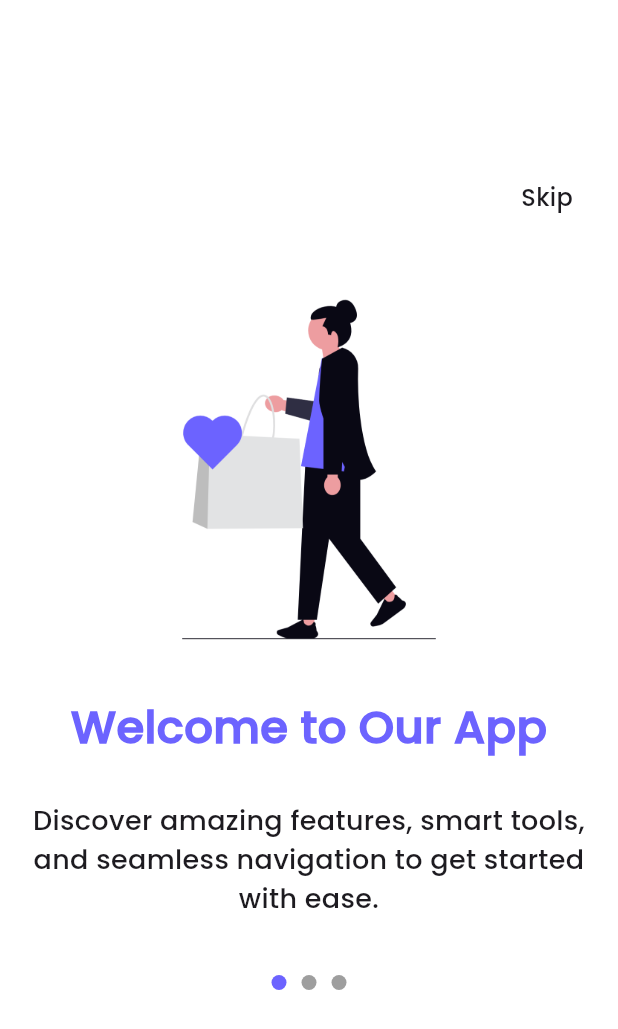
After one commit to Aftab-Developer/Flutter-Eproject, a Flutter app: the screen it shows after launch, after a tap on "Login", on a phone screen of 412 x 824 dp. The commit adds this screen. Shown: the top 1029 px of the screen. Run offline on Flutter 3.47's test engine with Material 3 defaults, Android fonts, the light colour scheme and no system bars; our stand-ins replace device_preview; network calls fail; key blocks and very long unbroken strings in the code were emptied for the run.

Commit message:
Onboarding and forgot_password screen done

```diff
--- /dev/null
+++ b/app/lib/screens/GuideScreen.dart
@@ -0,0 +1,130 @@
+    import 'package:flutter/material.dart';
+
+    class GuideScreen extends StatefulWidget {
+      const GuideScreen({super.key});
+
+      @override
+      _GuideScreenState createState() => _GuideScreenState();
+    }
+
+    class _GuideScreenState extends State<GuideScreen> {
+      final PageController _pageController = PageController();
+     final _listOfData = [
+  {
+    'image': 'assets/images/onBoarding1.png',
+    'title': 'Welcome to Our App',
+    'description': 'Discover amazing features, smart tools, and seamless navigation to get started with ease.',
+  },
+  {
+    'image': 'assets/images/onBoarding2.png',
+    'title': 'Stay Connected',
+    'description': 'Connect with friends and family effortlessly, share moments, and stay in touch anytime, anywhere.',
+  },
+  {
+    'image': 'assets/images/onBoarding3.png',
+    'title': 'Explore More',
+    'description': 'Find new interests, hobbies, and communities that match your passion and keep you inspired daily.',
+  },
+];
+
+      @override
+      void dispose() {
+        _pageController.dispose();
+        super.dispose();
+      }
+
+      @override
+      Widget build(BuildContext context) {
+        return Scaffold(
+          backgroundColor: Colors.white,
+          body: Column(
+            children: [
+              const SizedBox(height: 120),
+              Align(
+                alignment: Alignment.topRight,
+                child: Padding(
+                  padding: const EdgeInsets.only(right: 30.0),
+                  child: Text(
+                    'Skip',
+                    style: TextStyle(fontSize: 16),
+                  ),
+                ),
+              ),
+              const SizedBox(height: 20),
+              Container(
+                width: double.infinity ,
+                height: 600,
+                child:
+                  PageView.builder(
+                    controller: _pageController,
+                    itemCount: _listOfData.length,
+
+                  itemBuilder: (context, index) {
+                   return Column(
+                     crossAxisAlignment: CrossAxisAlignment.center,
+                   children: [
+                     Container(
+                        width: double.infinity,
+                        height: 300,
+                        // color: Colors.deepPurple,
+                       child: Image.asset(
+                         _listOfData[index]['image']!,
+                         width: double.infinity,
+                         height: double.infinity,
+                         fit: BoxFit.contain,
+                       ),
+
+                      ),
+                      Text(_listOfData[index]['title']!,style: TextStyle(fontSize: 30.0,fontWeight: FontWeight.bold,color: Color.fromARGB(255, 108, 99, 255)),) ,
+                      const SizedBox(height: 10),
+                      Padding(
+                        padding: const EdgeInsets.all(18.0),
+                        child: Text(_listOfData[index]['description']!,style: TextStyle(fontSize: 18.0),textAlign: TextAlign.center),
+                      ),
+                      const SizedBox(height: 20),
+                      index == 2 ? Padding(
+                        padding: const EdgeInsets.all(18.0),
+                        child: Container(
+                          width: double.infinity,
+                          height: 60,
+                          decoration: BoxDecoration(
+                          color: Color.fromARGB(255, 108, 99, 255),
+                          borderRadius: BorderRadius.circular(30.0)
+                          ), child: Row(
+                            mainAxisAlignment: MainAxisAlignment.center,
+                            crossAxisAlignment: CrossAxisAlignment.center,
+                            children: [
+
+                                Text("Continue", style: TextStyle(color: Colors.white,fontWeight: FontWeight.bold,fontSize: 20,letterSpacing: 1)),
+
+
+                            ],
+                          )
+
+                        ),
+                      ): Row(
+                        mainAxisAlignment: MainAxisAlignment.center,
+                        children: [
+                          for (int i = 0; i < _listOfData.length; i++)
+                             Container(
+                              margin: const EdgeInsets.symmetric(horizontal: 5.0),
+                              width: 10.0,
+                              height: 10.0,
+                              decoration: BoxDecoration(
+                                color: i == index ? Color.fromARGB(255, 108, 99, 255): Colors.grey,
+                                shape: BoxShape.circle,
+                              ),
+                            ),
+                        ]
+
+                      )
+                   ],
+                 );
+                  })
+                ,
+              )
+            ],
+          ),
+        );
+      }
+    }
--- a/app/lib/screens/LoginScreen.dart
+++ b/app/lib/screens/LoginScreen.dart
@@ -1,4 +1,5 @@
 import "package:app/screens/ForgotPassword.dart";
+import "package:app/screens/GuideScreen.dart";
 import "package:app/screens/SignUp.dart";
 import "package:flutter/material.dart" ;
 
@@ -86,20 +87,29 @@ class _LoginState extends State<Login> {
           onTap: () =>
             Navigator.push(
               context ,
-              MaterialPageRoute(builder: (context) => ForgotPassword())
+              MaterialPageRoute(builder: (context) =>  ForgotPassword())
             )
            ,
            hoverColor: Colors.transparent,
            highlightColor: Colors.transparent ,
            focusColor: Colors.transparent,
            splashColor: Colors.transparent,
-          child: Text("forgot password",style: TextStyle(decoration: TextDecoration.underline  , backgroundColor: Colors.transparent),)),
+          child: Text("forgot password?",style: TextStyle(decoration: TextDecoration.underline  , backgroundColor: Colors.transparent),)),
       )
      ],
     ) ,
          Padding(
               padding: const EdgeInsets.only(left:30.0,right: 30.0,top: 30.0),
               child: InkWell(
+                highlightColor: Colors.transparent,
+                  focusColor: Colors.transparent,
+                  splashColor: Colors.transparent,
+                  hoverColor: Colors.transparent,
+                  onTap: () =>
+                    Navigator.push(
+                      context ,
+                      MaterialPageRoute(builder: (context) =>  GuideScreen())
+                    ) ,
                 child: Container(
                  width: MediaQuery.of(context).size.width,
                  height: 65.0,
@@ -107,7 +117,7 @@ class _LoginState extends State<Login> {
                  color: Colors.black,
                 borderRadius: BorderRadius.circular(30.0)
                  ),
-                 child: Center(child: Text("Login Here",style: TextStyle(color: Colors.white,fontSize: 16.0),)),
+                 child: Center(child: Text("Login",style: TextStyle(color: Colors.white,fontSize: 16.0),)),
                 ),
               ),
                           ) ,
```
Also changed, not shown: app/assets/images/onBoarding1.png (added), app/assets/images/onBoarding2.png (added), app/assets/images/onBoarding3.png (added).
